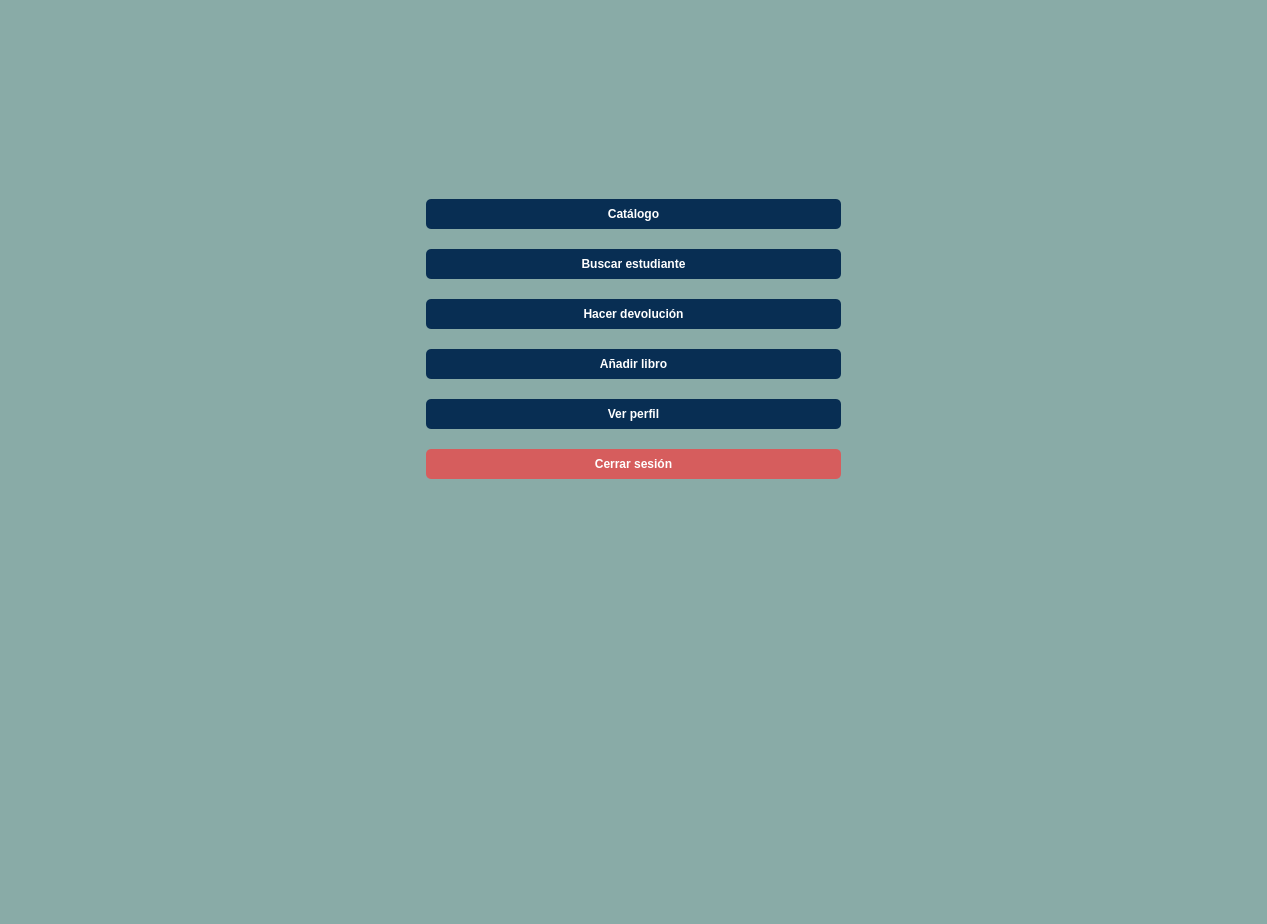
Qt form src/vista/Ui/VistaBibliotecario.ui (ivantm1/proyecto-software) before a commit.
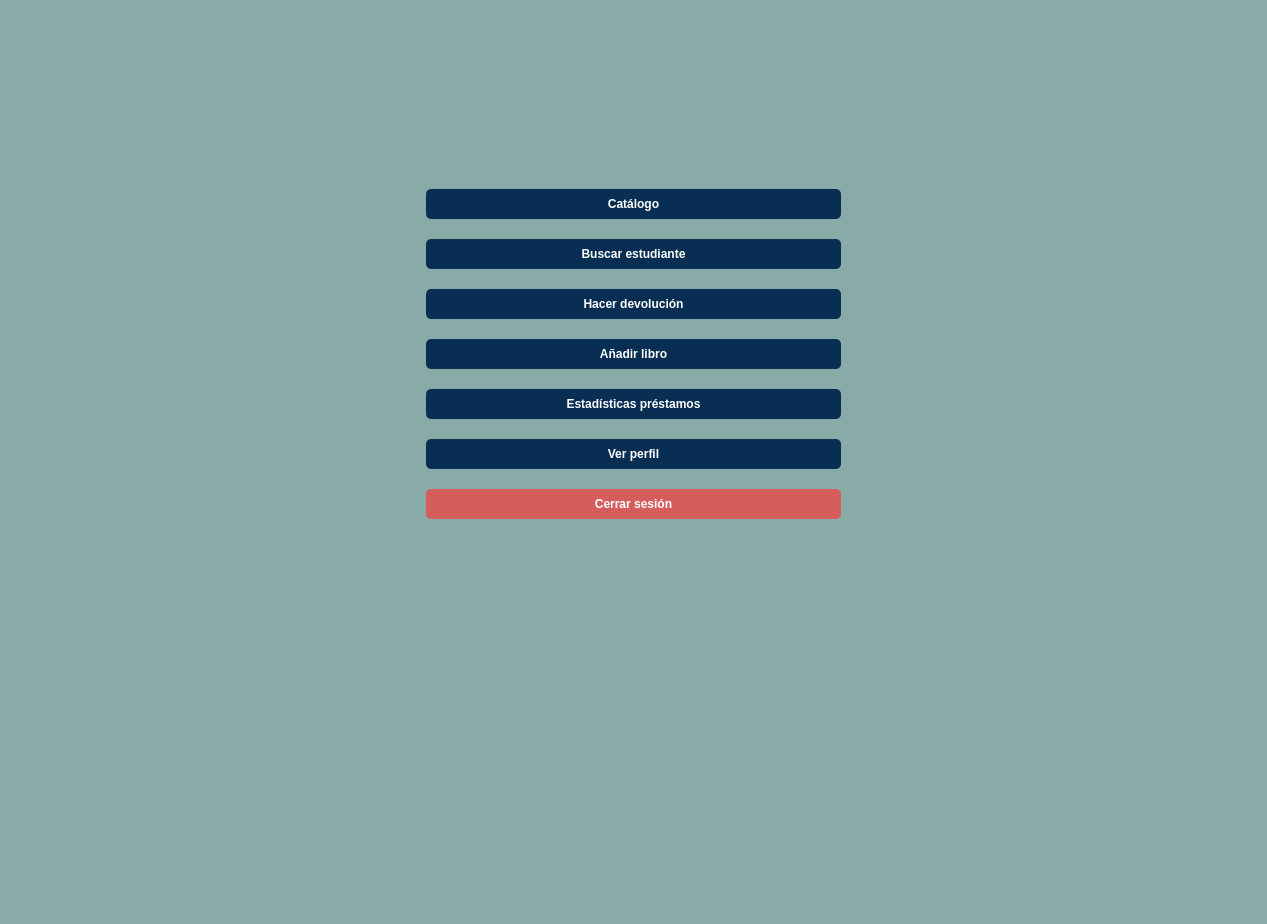
The same form after that commit. Icons and pictures are not drawn.

Commit message: Añado vistas estadisticas

```diff
--- a/src/vista/Ui/VistaBibliotecario.ui
+++ b/src/vista/Ui/VistaBibliotecario.ui
@@ -226,6 +226,30 @@
        </property>
       </widget>
      </item>
+     <item>
+      <widget class="QPushButton" name="boton_estadisticas">
+       <property name="styleSheet">
+        <string notr="true">QPushButton {
+    background-color: #082e53; 
+    color: white;  
+    border-radius: 5px; 
+    padding: 8px;  
+    font-weight: bold;
+}
+
+QPushButton:hover {
+    background-color: #1b5084; 
+}
+
+QPushButton:pressed {
+    background-color: #031324; 
+}</string>
+       </property>
+       <property name="text">
+        <string>Estadísticas préstamos</string>
+       </property>
+      </widget>
+     </item>
      <item>
       <widget class="QPushButton" name="boton_perfil">
        <property name="styleSheet">
```
The commit also changes 1 other file.
